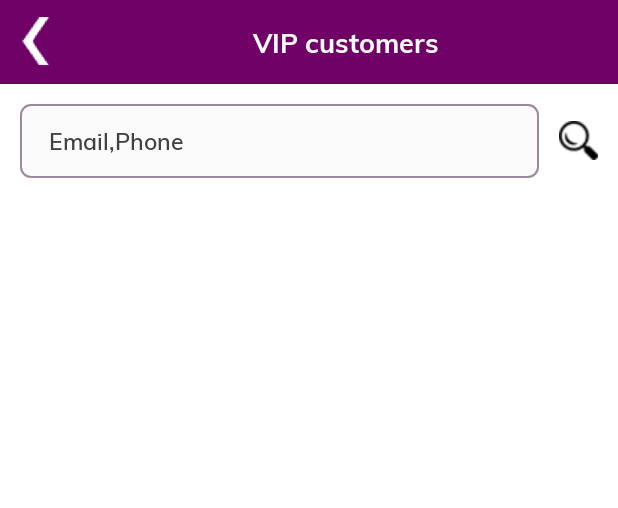
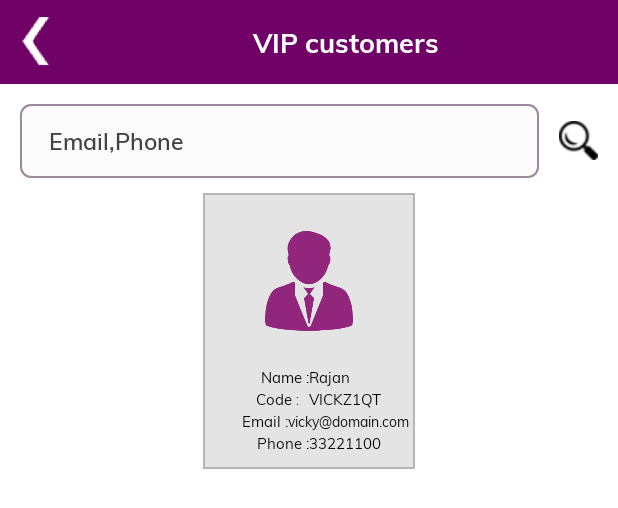
Before and after one commit to navjotrana28/bezatRetailer, an Android app: the layout fragment_vipcustomer.xml on its own in the app's theme, with its tools: preview values and no code run, on a phone screen of 412 x 824 dp. Shown: the top 508 px of the screen. Run offline under Robolectric (Android 15) with nearby library versions, the phone set to English and light mode, and no system bars; network calls fail.

```diff
--- a/app/build.gradle
+++ b/app/build.gradle
@@ -11,8 +11,8 @@ android {
         applicationId "com.bezatretailernew.bezat"
         minSdkVersion 21
         targetSdkVersion 28
-        versionCode 2
-        versionName "1.0.1"
+        versionCode 3
+        versionName "2.0.1"
         testInstrumentationRunner "androidx.test.runner.AndroidJUnitRunner"
     }
     buildTypes {
--- a/app/src/main/AndroidManifest.xml
+++ b/app/src/main/AndroidManifest.xml
@@ -8,8 +8,9 @@
 			android:name="com.bezatretailernew.bezat.MyApplication"
 			android:allowBackup="true"
 			android:autoMirrored="true"
-			android:icon="@drawable/app_logo"
+			android:icon="@drawable/app_new_logo"
 			android:label="@string/app_name"
+			android:screenOrientation="portrait"
 			android:roundIcon="@drawable/app_logo"
 			android:supportsRtl="true"
 			android:theme="@style/AppTheme"
@@ -86,6 +87,4 @@
 		</service>
 	</application>
 
-
-
 </manifest>
--- a/app/src/main/java/com/bezatretailernew/bezat/fragments/StoreOffer.java
+++ b/app/src/main/java/com/bezatretailernew/bezat/fragments/StoreOffer.java
@@ -125,7 +125,8 @@ public class StoreOffer extends Fragment implements View.OnClickListener {
         txtLoc = rootView.findViewById(R.id.txtLoc);
         txtSnap = rootView.findViewById(R.id.txtSnap);
         wholeStorelayout = rootView.findViewById(R.id.wholeStorelayout);
-
+        loader=new Loader(getContext());
+        loader.show();
         imgBack.setOnClickListener(this);
         txtTwitter.setOnClickListener(this);
         txtInsta.setOnClickListener(this);
@@ -209,6 +210,7 @@ public class StoreOffer extends Fragment implements View.OnClickListener {
                                 }
                                 JSONArray storeArray = jsonObject.getJSONArray("store_offers");
                                 wholeStorelayout.setVisibility(View.VISIBLE);
+                                loader.dismiss();
                                 btnAllOffer.setOnClickListener(new View.OnClickListener() {
                                     @Override
                                     public void onClick(View view) {
--- a/app/src/main/res/layout/fragment_change_password.xml
+++ b/app/src/main/res/layout/fragment_change_password.xml
@@ -78,7 +78,7 @@
                     android:id="@id/etEmail"
                     android:layout_width="match_parent"
                     android:layout_height="wrap_content"
-
+                    android:visibility="gone"
                     android:gravity="start"
                     android:inputType="number"
                     android:enabled="false"
--- a/app/src/main/res/layout/fragment_total_coupon.xml
+++ b/app/src/main/res/layout/fragment_total_coupon.xml
@@ -46,6 +46,7 @@
                     android:layout_width="wrap_content"
                     android:layout_height="wrap_content"
                     android:layout_alignParentEnd="true"
+                    android:visibility="gone"
                     android:layout_centerVertical="true"
                     android:orientation="horizontal">
                 <TextView
@@ -85,6 +86,7 @@
             android:background="@drawable/round_corners"
             android:backgroundTint="@color/divider_grey"
             android:iconifiedByDefault="false"
+            android:visibility="gone"
             android:queryHint="Search Here"
             />
     <LinearLayout
--- a/app/src/main/res/layout/fragment_vipcustomer.xml
+++ b/app/src/main/res/layout/fragment_vipcustomer.xml
@@ -85,19 +85,20 @@
 
 		<LinearLayout
 				android:id="@+id/layoutContent"
-				android:layout_width="190dp"
-				android:layout_height="180dp"
+				android:layout_width="wrap_content"
+				android:layout_height="wrap_content"
 				android:layout_gravity="center"
 				android:layout_marginTop="10dp"
-				android:layout_marginBottom="10dp"
 				android:background="@drawable/vip_list_outline"
 				android:orientation="vertical"
-				android:visibility="gone">
+				android:visibility="visible">
 
 			<ImageView
-					android:layout_width="130dp"
-					android:layout_height="100dp"
+					android:id="@+id/imgFront"
+					android:layout_width="120dp"
+					android:layout_height="111dp"
 					android:layout_gravity="center"
+					android:layout_marginTop="4dp"
 					android:scaleType="fitXY"
 					android:src="@drawable/vip_logo" />
 
@@ -114,7 +115,7 @@
 						android:paddingStart="@dimen/_20sdp"
 						android:text="Name :"
 						android:textColor="@color/black"
-						android:textSize="12sp" />
+						android:textSize="10sp" />
 
 				<TextView
 						android:id="@+id/txtCustomerName"
@@ -134,14 +135,14 @@
 
 				<TextView
 						android:layout_width="match_parent"
-						android:layout_height="wrap_content"
+						android:layout_height="match_parent"
 						android:layout_weight="1"
 						android:gravity="end"
 						android:paddingStart="@dimen/_20sdp"
 						android:paddingEnd="7dp"
 						android:text="Code :"
 						android:textColor="@color/black"
-						android:textSize="12sp" />
+						android:textSize="10sp" />
 
 				<TextView
 						android:id="@+id/txtCustomerCode"
@@ -165,9 +166,9 @@
 						android:layout_weight="1"
 						android:gravity="end"
 						android:paddingStart="@dimen/_20sdp"
-						android:text="EMAIL :"
+						android:text="Email :"
 						android:textColor="@color/black"
-						android:textSize="12sp" />
+						android:textSize="10sp" />
 
 				<TextView
 						android:id="@+id/txtCustomerEmail"
@@ -175,6 +176,7 @@
 						android:layout_height="wrap_content"
 						android:layout_weight="1"
 						android:gravity="start"
+						android:layout_marginRight="4dp"
 						android:text="vicky@domain.com"
 						android:textColor="@color/black"
 						android:textSize="9sp" />
@@ -183,6 +185,7 @@
 			<LinearLayout
 					android:layout_width="match_parent"
 					android:layout_height="wrap_content"
+					android:layout_marginBottom="10dp"
 					android:orientation="horizontal">
 
 				<TextView
@@ -193,7 +196,7 @@
 						android:paddingStart="@dimen/_20sdp"
 						android:text="Phone :"
 						android:textColor="@color/black"
-						android:textSize="12sp" />
+						android:textSize="10sp" />
 
 				<TextView
 						android:id="@+id/txtCustomerPhone"
--- a/app/src/main/res/layout/vip_list_adapter.xml
+++ b/app/src/main/res/layout/vip_list_adapter.xml
@@ -9,11 +9,11 @@
 		android:visibility="visible">
 
 	<ImageView
+			android:id="@+id/imageVip"
 			android:layout_width="120dp"
-			android:layout_height="100dp"
+			android:layout_height="111dp"
+			android:layout_gravity="center"
 			android:layout_marginTop="4dp"
-			android:id="@+id/imageVip"
-			android:layout_gravity="center"
 			android:src="@drawable/vip_logo" />
 
 	<LinearLayout
```
Also changed, not shown: app/src/main/java/com/bezatretailernew/bezat/fragments/vipcustomer.java (+10 -2 lines), app/src/main/res/drawable/app_new_logo.png (added).
